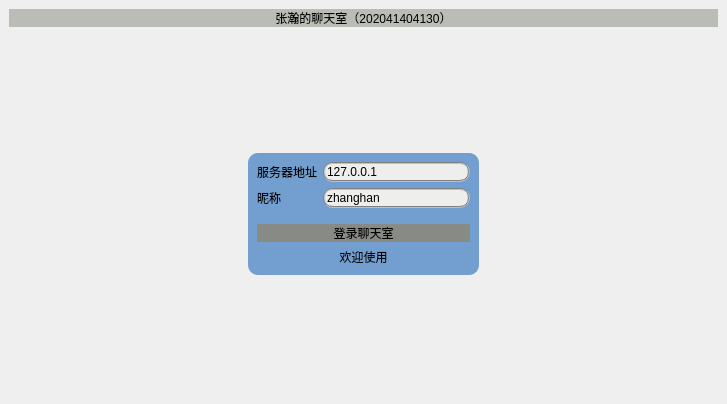
This is ChatClient/mainwindow.ui in AChangAZha/QtChat as Qt 5 draws it before an edit. The edited form follows.
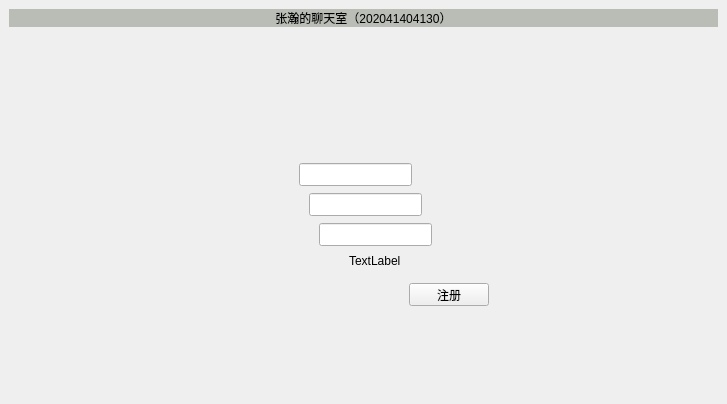
This is the edited form.

The edit to the form file:
```diff
--- a/ChatClient/mainwindow.ui
+++ b/ChatClient/mainwindow.ui
@@ -31,7 +31,7 @@
     <item>
      <widget class="QStackedWidget" name="stackedWidget">
       <property name="currentIndex">
-       <number>1</number>
+       <number>2</number>
       </property>
       <widget class="QWidget" name="chatPage">
        <layout class="QGridLayout" name="gridLayout_3">
@@ -176,7 +176,19 @@
 background-color: rgb(136, 138, 133);</string>
              </property>
              <property name="text">
-              <string>登录聊天室</string>
+              <string>登录</string>
+             </property>
+            </widget>
+           </item>
+           <item>
+            <widget class="QPushButton" name="loginButton_3">
+             <property name="styleSheet">
+              <string notr="true">border-radius:10px;
+
+background-color: rgb(136, 138, 133);</string>
+             </property>
+             <property name="text">
+              <string>注册</string>
              </property>
             </widget>
            </item>
@@ -221,6 +233,64 @@
         </item>
        </layout>
       </widget>
+      <widget class="QWidget" name="registerPage">
+       <widget class="QPushButton" name="registerBtn">
+        <property name="geometry">
+         <rect>
+          <x>400</x>
+          <y>250</y>
+          <width>80</width>
+          <height>23</height>
+         </rect>
+        </property>
+        <property name="text">
+         <string>注册</string>
+        </property>
+       </widget>
+       <widget class="QLineEdit" name="username">
+        <property name="geometry">
+         <rect>
+          <x>290</x>
+          <y>130</y>
+          <width>113</width>
+          <height>23</height>
+         </rect>
+        </property>
+       </widget>
+       <widget class="QLineEdit" name="password">
+        <property name="geometry">
+         <rect>
+          <x>300</x>
+          <y>160</y>
+          <width>113</width>
+          <height>23</height>
+         </rect>
+        </property>
+       </widget>
+       <widget class="QLineEdit" name="rePassword">
+        <property name="geometry">
+         <rect>
+          <x>310</x>
+          <y>190</y>
+          <width>113</width>
+          <height>23</height>
+         </rect>
+        </property>
+       </widget>
+       <widget class="QLabel" name="errMsg">
+        <property name="geometry">
+         <rect>
+          <x>340</x>
+          <y>220</y>
+          <width>59</width>
+          <height>15</height>
+         </rect>
+        </property>
+        <property name="text">
+         <string>TextLabel</string>
+        </property>
+       </widget>
+      </widget>
      </widget>
     </item>
    </layout>
```
Left out of the diff: 80 changed lines with no effect on the pictures.
